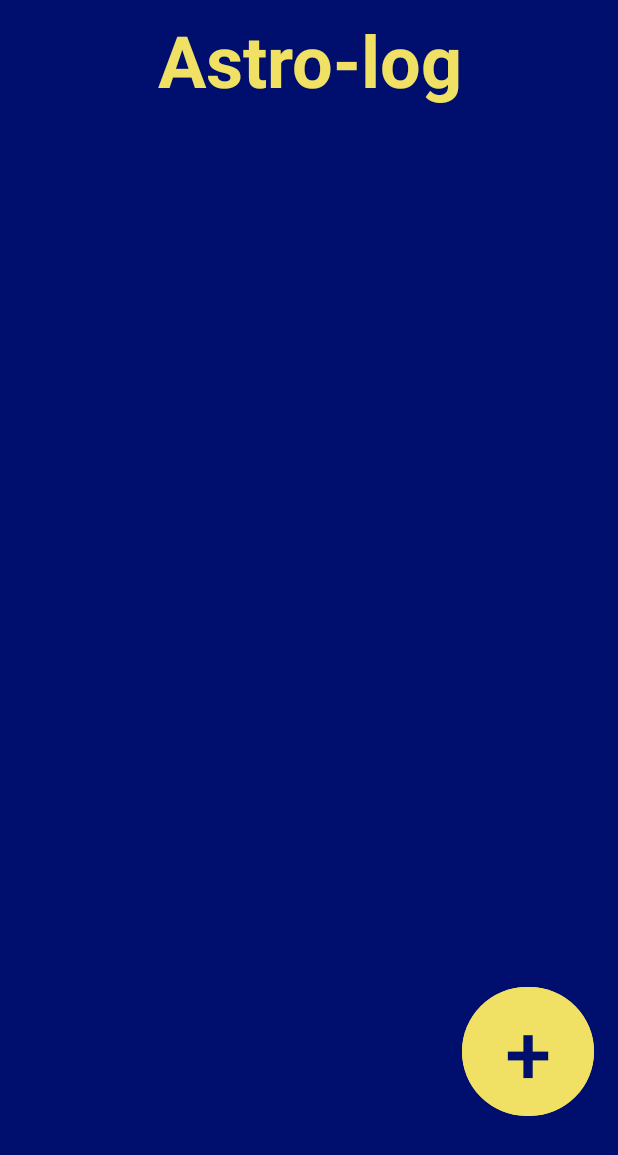
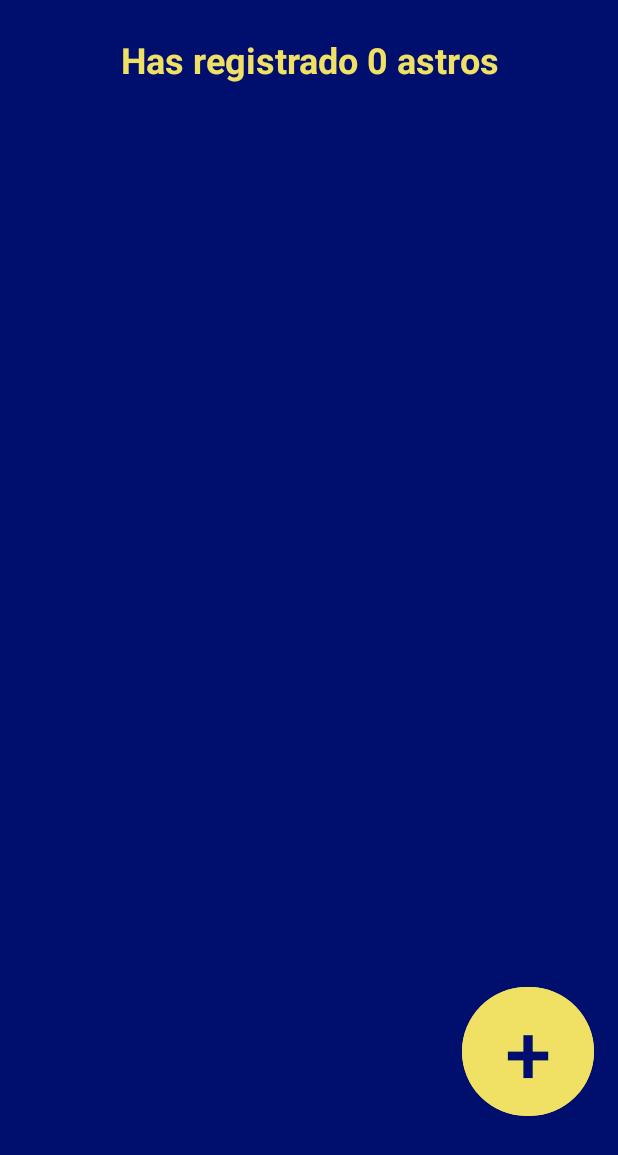
Before and after one commit to LeoDanoGG/AstroLog, an Android app: the screen it shows after launch (MainActivity), on a phone screen of 412 x 824 dp. Shown: the top 1155 px of the screen. Run offline under Robolectric (Android 15) with nearby library versions, the phone set to English and light mode, and no system bars.

Commit message:
Añadido un mensaje en el título para mostrar el número de registros

```diff
--- a/app/src/main/java/com/prueba/astrolog/MainActivity.java
+++ b/app/src/main/java/com/prueba/astrolog/MainActivity.java
@@ -23,6 +23,7 @@ import java.util.Date;
 public class MainActivity extends AppCompatActivity {
 
     ListView AstroList;
+    TextView titleLog;
     TextView removeAlert;
     Astro_List AstroLista;
     Button addButton;
@@ -34,8 +35,10 @@ public class MainActivity extends AppCompatActivity {
         setContentView(R.layout.activity_main);
         addButton = findViewById(R.id.astroAdd);
         AstroList = findViewById(R.id.AstroListView);
+        titleLog = findViewById(R.id.TitleTextView);
         removeAlert = findViewById(R.id.RemoveAlert);
         LoadLogs();
+        ShowLogCount();
         AddNewLog();
         // Vincular la vista de cada fila a los datos
         adapter = new AstroLogAdapter(this, R.layout.astrolog_item, AstroLista.items);
@@ -58,7 +61,8 @@ public class MainActivity extends AppCompatActivity {
                 AstroLista.items.remove(position);
                 // Notificar al adaptador del cambio
                 adapter.notifyDataSetChanged();
-
+                SaveLogs();
+                ShowLogCount();
                 return true; // Indica que se ha manejado el evento
             }
         });
@@ -68,6 +72,13 @@ public class MainActivity extends AppCompatActivity {
                 HideWarn();
             }
         });
+    }
+    public void ShowLogCount() {
+        try {
+            titleLog.setText("Has registrado " + AstroLista.items.size() + " astros");
+        } catch (Exception e) {
+            titleLog.setText("Has registrado astros");
+        }
     }
     public void HideWarn() {
         removeAlert.setText("");
--- a/app/src/main/res/layout/activity_main.xml
+++ b/app/src/main/res/layout/activity_main.xml
@@ -8,14 +8,14 @@
     tools:context=".MainActivity">
 
     <TextView
-        android:id="@+id/textView"
+        android:id="@+id/TitleTextView"
         android:layout_width="0dp"
         android:layout_height="80dp"
         android:gravity="center"
         android:text="@string/astro_log"
         android:textAlignment="center"
         android:textColor="@color/stars"
-        android:textSize="48sp"
+        android:textSize="24sp"
         android:textStyle="bold"
         app:layout_constraintBottom_toBottomOf="parent"
         app:layout_constraintEnd_toEndOf="parent"
@@ -33,13 +33,14 @@
         app:layout_constraintBottom_toBottomOf="parent"
         app:layout_constraintEnd_toEndOf="parent"
         app:layout_constraintStart_toStartOf="parent"
-        app:layout_constraintTop_toBottomOf="@+id/textView" />
+        app:layout_constraintTop_toBottomOf="@+id/TitleTextView" />
 
     <TextView
         android:id="@+id/RemoveAlert"
         android:layout_width="wrap_content"
         android:layout_height="wrap_content"
         android:clickable="false"
+        android:textColor="@color/stars"
         app:layout_constraintBottom_toBottomOf="parent"
         app:layout_constraintEnd_toEndOf="parent"
         app:layout_constraintStart_toStartOf="parent"
@@ -56,7 +57,7 @@
         app:layout_constraintEnd_toEndOf="parent"
         app:layout_constraintHorizontal_bias="0.95"
         app:layout_constraintStart_toStartOf="parent"
-        app:layout_constraintTop_toBottomOf="@+id/textView"
+        app:layout_constraintTop_toBottomOf="@+id/TitleTextView"
         app:layout_constraintVertical_bias="0.883" />
 
 </androidx.constraintlayout.widget.ConstraintLayout>
```
Also changed, not shown: app/src/main/java/com/prueba/astrolog/AstroLogAdapter.java (+1 -6 lines).
